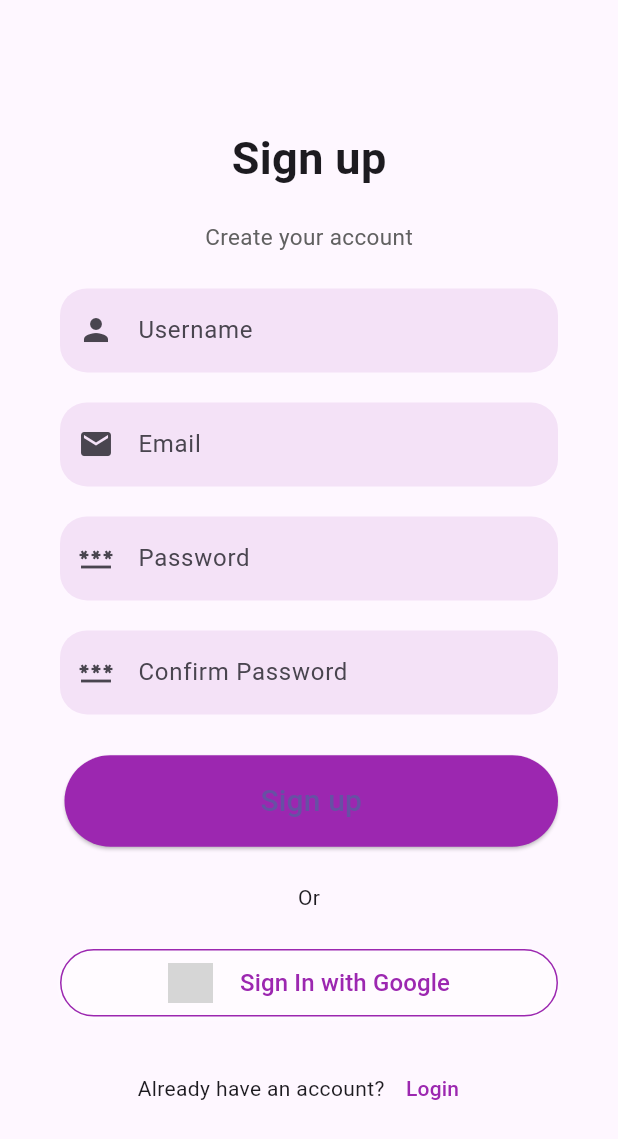
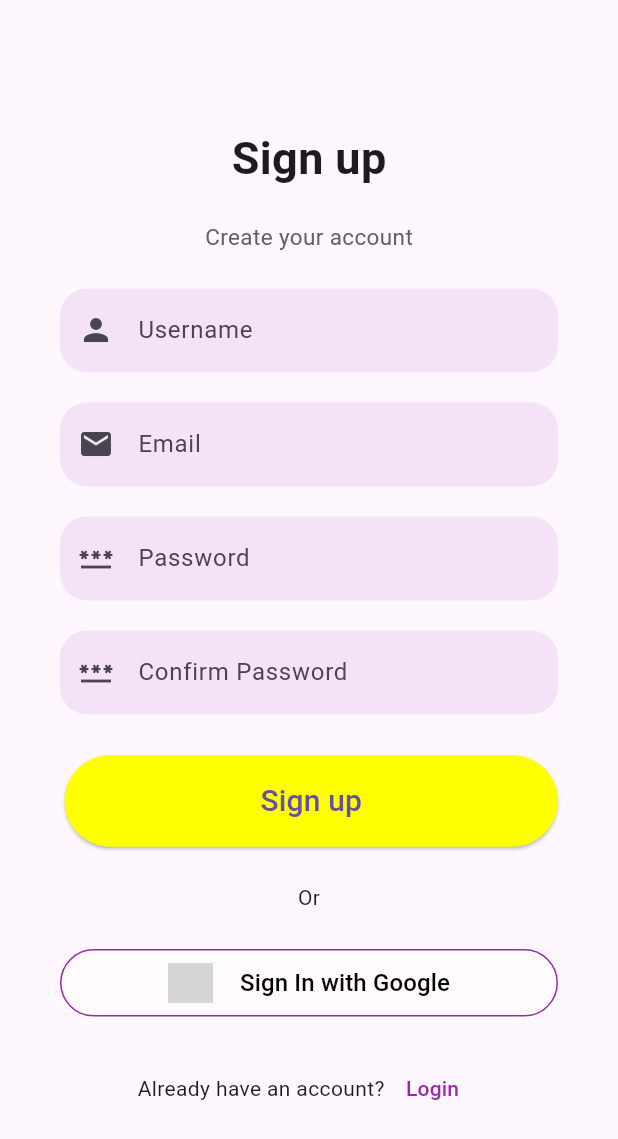
Before and after one commit to Satyaaps/flutter_project, a Flutter app: the screen it shows after launch, after a tap on "Sign Up", on a phone screen of 412 x 824 dp. Shown: the top 1139 px of the screen. Run offline on Flutter 3.47's test engine with Material 3 defaults, Android fonts, the phone set to English and light mode, and no system bars; grey boxes are pictures that could not be loaded.

Commit message:
add a new structure

```diff
--- a/lib/signup_page.dart
+++ b/lib/signup_page.dart
@@ -98,7 +98,7 @@ class SignupPage extends StatelessWidget {
                       style: ElevatedButton.styleFrom(
                         shape: const StadiumBorder(),
                         padding: const EdgeInsets.symmetric(vertical: 16),
-                        backgroundColor: Colors.purple,
+                        backgroundColor: Color.fromARGB(255, 255, 255, 0),
                       ),
                     )),
                 const Center(child: Text("Or")),
@@ -140,7 +140,7 @@ class SignupPage extends StatelessWidget {
                           "Sign In with Google",
                           style: TextStyle(
                             fontSize: 16,
-                            color: Colors.purple,
+                            color: Color.fromARGB(255, 0, 0, 0),
                           ),
                         ),
                       ],
```
Also changed, not shown: lib/asset/image/image.png (deleted), lib/asset/image/view_dashboard.png (added), lib/asset/image/view_login.png (added), lib/asset/image/view_login_access.png (added), lib/asset/image/view_signup.png (added), 1 other file.
